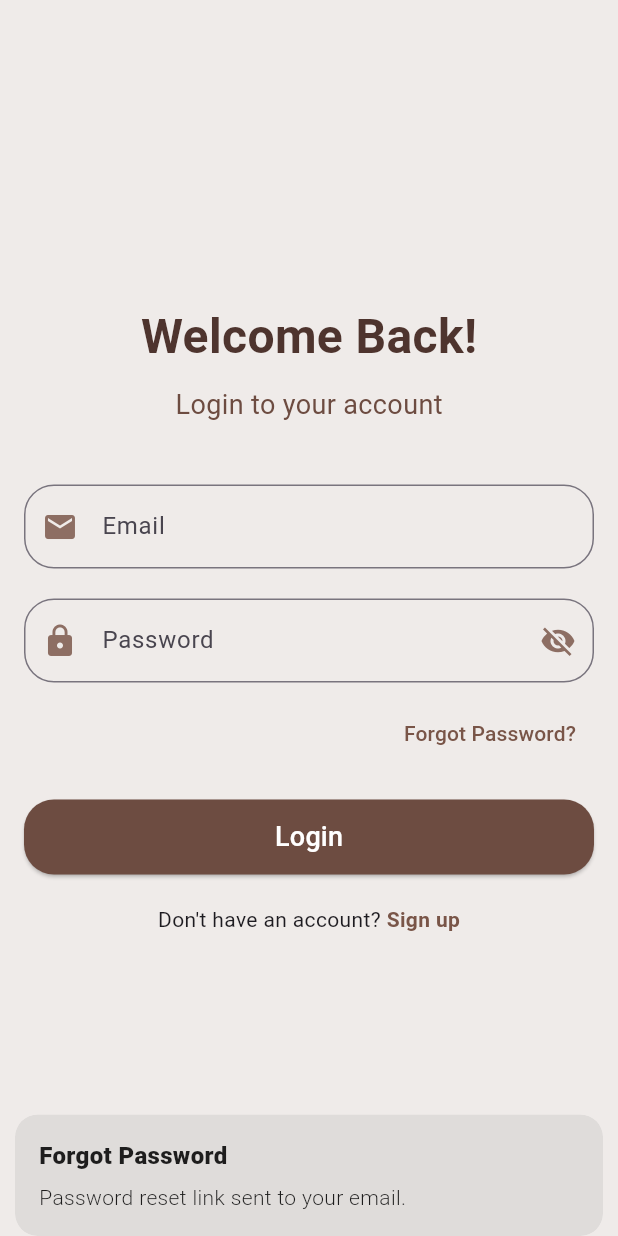
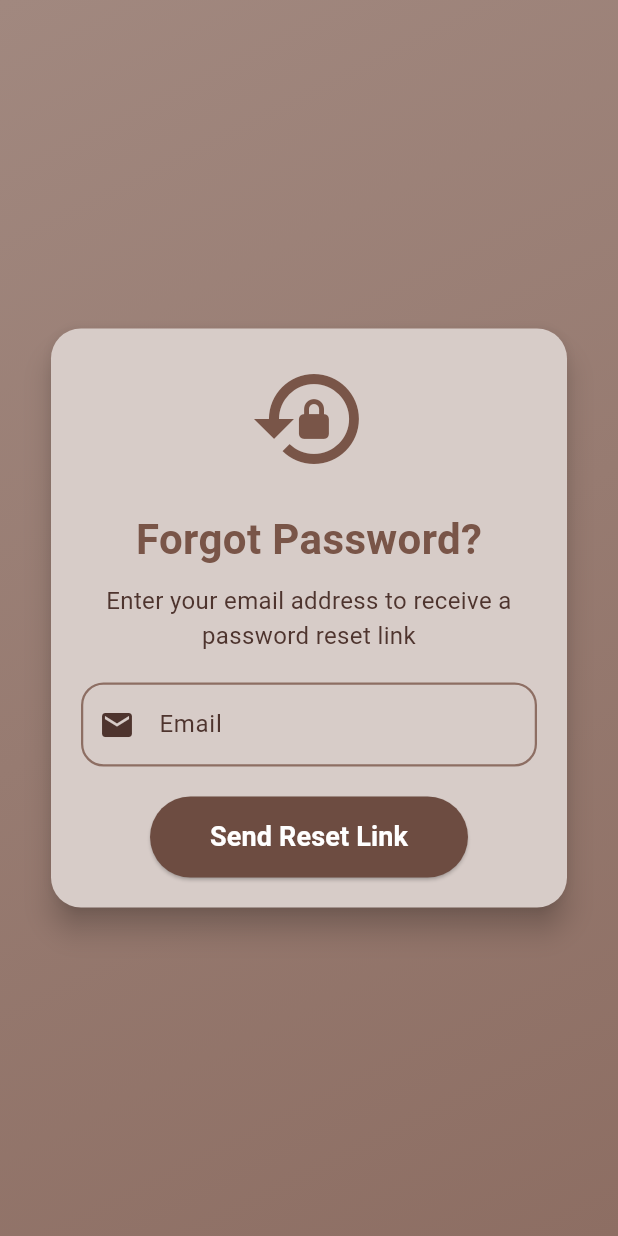
Before and after one commit to Ahad-Khan9076/chip_source, a Flutter app: the screen it shows after launch, after a tap on "Forgot Password?", on a phone screen of 412 x 824 dp. Run offline on Flutter 3.47's test engine with Material 3 defaults, Android fonts, the phone set to English and light mode, and no system bars; our stand-ins replace get, intl_phone_field.

Commit message:
Forgot Password Screen

```diff
--- a/lib/main.dart
+++ b/lib/main.dart
@@ -15,6 +15,7 @@ class MyApp extends StatelessWidget {
     return Obx(
           () {
         return GetMaterialApp(
+          debugShowCheckedModeBanner: false,
           title: 'Admin Dashboard',
           theme: _themeController.theme,
           home: const SplashScreen(),
--- /dev/null
+++ b/lib/screens/forgot_password_screen.dart
@@ -0,0 +1,148 @@
+import 'package:flutter/material.dart';
+import 'package:get/get.dart';
+
+class ForgotPasswordScreen extends StatefulWidget {
+  const ForgotPasswordScreen({super.key});
+
+  @override
+  State<ForgotPasswordScreen> createState() => _ForgotPasswordScreenState();
+}
+
+class _ForgotPasswordScreenState extends State<ForgotPasswordScreen> {
+  final TextEditingController _emailController = TextEditingController();
+
+  // Mock function to simulate sending a reset link
+  void _sendResetLink() {
+    final email = _emailController.text.trim();
+
+    if (email.isNotEmpty) {
+      Get.snackbar(
+        'Reset Link Sent',
+        'A reset link has been sent to $email',
+        snackPosition: SnackPosition.TOP,
+        backgroundColor: Colors.green.shade600,
+        colorText: Colors.white,
+        icon: const Icon(Icons.check_circle, color: Colors.white),
+      );
+
+      _emailController.clear();
+    } else {
+      Get.snackbar(
+        'Invalid Email',
+        'Please enter a valid email address.',
+        snackPosition: SnackPosition.TOP,
+        backgroundColor: Colors.red.shade600,
+        colorText: Colors.white,
+        icon: const Icon(Icons.error, color: Colors.white),
+      );
+    }
+  }
+
+  @override
+  Widget build(BuildContext context) {
+    return Scaffold(
+      body: Container(
+        decoration: const BoxDecoration(
+          gradient: LinearGradient(
+            begin: Alignment.topLeft,
+            end: Alignment.bottomRight,
+            colors: [Color(0xFFA1887F), Color(0xFF8D6E63)], // Earthy brown tones
+          ),
+        ),
+        child: Center(
+          child: SingleChildScrollView(
+            padding: const EdgeInsets.symmetric(horizontal: 30.0),
+            child: Card(
+              color: const Color(0xFFD7CCC8), // Light beige color for the card
+              shape: RoundedRectangleBorder(
+                borderRadius: BorderRadius.circular(20),
+              ),
+              elevation: 8.0,
+              child: Padding(
+                padding: const EdgeInsets.all(20.0),
+                child: Column(
+                  mainAxisSize: MainAxisSize.min,
+                  children: [
+                    const Icon(
+                      Icons.lock_reset,
+                      color: Colors.brown,
+                      size: 80,
+                    ),
+                    const SizedBox(height: 20),
+                    const Text(
+                      'Forgot Password?',
+                      style: TextStyle(
+                        fontSize: 28,
+                        fontWeight: FontWeight.bold,
+                        color: Colors.brown,
+                      ),
+                    ),
+                    const SizedBox(height: 10),
+                    const Text(
+                      'Enter your email address to receive a password reset link',
+                      textAlign: TextAlign.center,
+                      style: TextStyle(
+                        fontSize: 16,
+                        color: Color(0xFF4E342E), // Deep brown color for text
+                      ),
+                    ),
+                    const SizedBox(height: 20),
+                    TextFormField(
+                      controller: _emailController,
+                      keyboardType: TextInputType.emailAddress,
+                      style: const TextStyle(color: Color(0xFF4E342E)), // Dark brown text color
+                      decoration: InputDecoration(
+                        labelText: 'Email',
+                        labelStyle: const TextStyle(color: Color(0xFF4E342E)),
+                        prefixIcon: const Icon(Icons.email, color: Color(0xFF4E342E)),
+                        focusedBorder: OutlineInputBorder(
+                          borderSide: const BorderSide(color: Colors.brown, width: 2.0),
+                          borderRadius: BorderRadius.circular(15.0),
+                        ),
+                        enabledBorder: OutlineInputBorder(
+                          borderSide: const BorderSide(color: Color(0xFF8D6E63), width: 1.5),
+                          borderRadius: BorderRadius.circular(15.0),
+                        ),
+                        border: OutlineInputBorder(
+                          borderRadius: BorderRadius.circular(15.0),
+                        ),
+                      ),
+                    ),
+                    const SizedBox(height: 20),
+                    ElevatedButton(
+                      onPressed: _sendResetLink,
+                      style: ElevatedButton.styleFrom(
+                        padding: const EdgeInsets.symmetric(
+                          vertical: 14.0,
+                          horizontal: 40.0,
+                        ),
+                        shape: RoundedRectangleBorder(
+                          borderRadius: BorderRadius.circular(30),
+                        ),
+                        backgroundColor: const Color(0xFF6D4C41), // Earthy brown button color
+                      ),
+                      child: const Text(
+                        'Send Reset Link',
+                        style: TextStyle(
+                          fontSize: 18,
+                          fontWeight: FontWeight.bold,
+                          color: Colors.white,
+                        ),
+                      ),
+                    ),
+                  ],
+                ),
+              ),
+            ),
+          ),
+        ),
+      ),
+    );
+  }
+
+  @override
+  void dispose() {
+    _emailController.dispose();
+    super.dispose();
+  }
+}
--- a/lib/screens/login_screen.dart
+++ b/lib/screens/login_screen.dart
@@ -1,4 +1,5 @@
 import 'package:chip_source/screens/admin_screen.dart';
+import 'package:chip_source/screens/forgot_password_screen.dart';
 import 'package:chip_source/screens/signup_screen.dart';
 import 'package:flutter/material.dart';
 import 'package:get/get.dart';
@@ -92,9 +93,8 @@ class _LoginScreenState extends State<LoginScreen> {
                   alignment: Alignment.centerRight,
                   child: TextButton(
                     onPressed: () {
-                      Get.snackbar("Forgot Password", "Password reset link sent to your email.",
-                          snackPosition: SnackPosition.BOTTOM);
-                    },
+                      Get.to(ForgotPasswordScreen());
+                      },
                     child: const Text(
                       'Forgot Password?',
                       style: TextStyle(color: Colors.brown),
```
